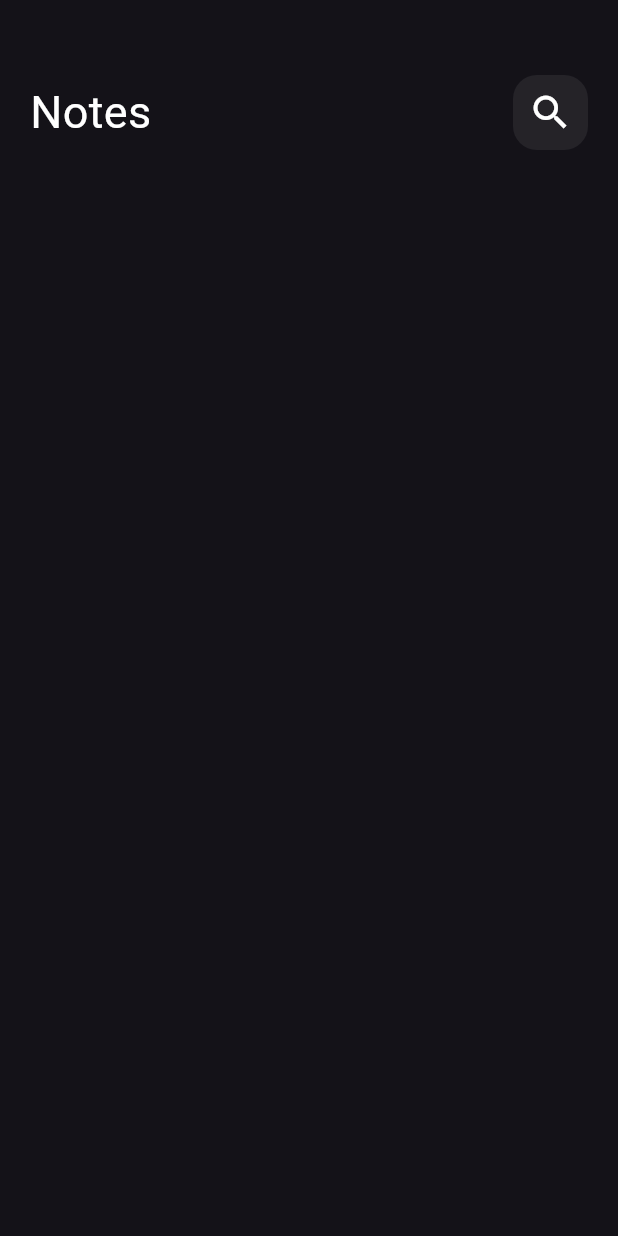
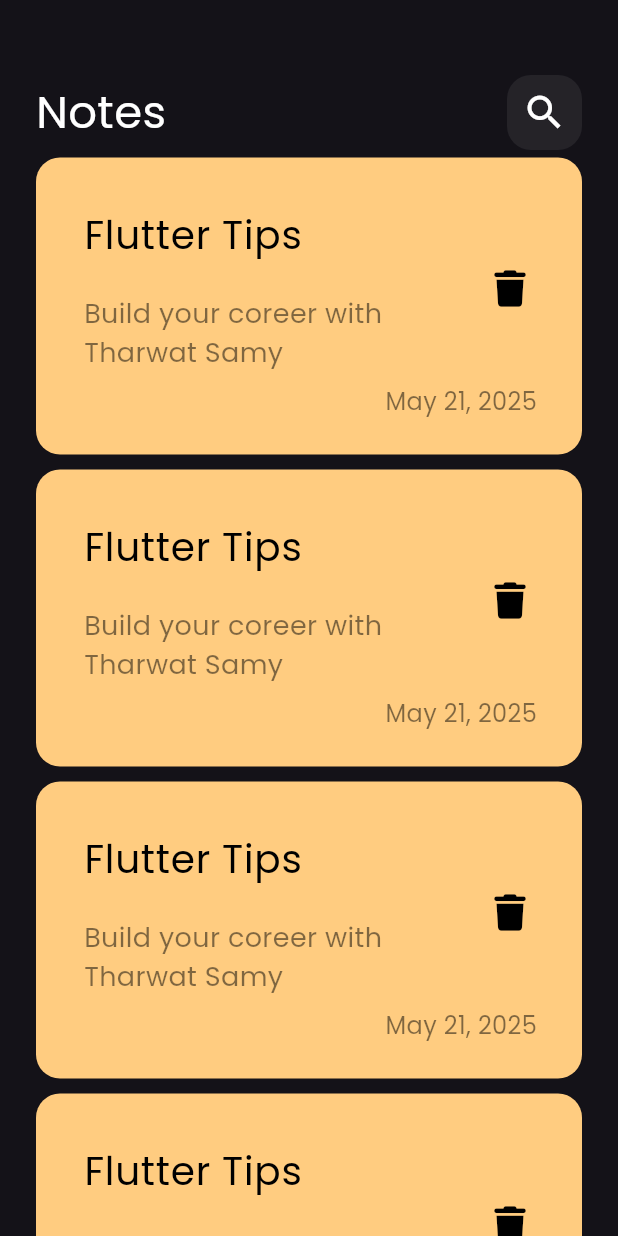
Before and after one commit to OSAMAFAHD-AFK/notes-_app, a Flutter app: the screen it shows after launch, on a phone screen of 412 x 824 dp. Run offline on Flutter 3.47's test engine with Material 3 defaults, Android fonts, the phone set to English and light mode, and no system bars; our stand-ins replace font_awesome_flutter.

Commit message:
create note item and list view of items and change notes view body

```diff
--- a/lib/main.dart
+++ b/lib/main.dart
@@ -13,6 +13,8 @@ class NotesApp extends StatelessWidget {
     return MaterialApp(
       debugShowCheckedModeBanner: false,
       theme: ThemeData(
+        fontFamily:
+            'Poppins', // هذا يجعل كل نوع الخط حق التطبيق نفسة نوع واحد
         brightness: Brightness.dark,
         // scaffoldBackgroundColor: Colors.amber, // ThemeData هذة اذا تريد تحديد الون مخصص
       ),
--- /dev/null
+++ b/lib/widgets/custom_note_item.dart
@@ -0,0 +1,57 @@
+import 'package:flutter/material.dart';
+import 'package:font_awesome_flutter/font_awesome_flutter.dart';
+
+class NoteItem extends StatelessWidget {
+  const NoteItem({super.key});
+
+  @override
+  Widget build(BuildContext context) {
+    return Container(
+      padding: EdgeInsets.only(top: 24, bottom: 24, left: 16),
+      decoration: BoxDecoration(
+        color: const Color(0xffFFCC80),
+        borderRadius: BorderRadius.circular(16),
+      ),
+      child: Column(
+        crossAxisAlignment: CrossAxisAlignment.end,
+        children: [
+          ListTile(
+            title: Text(
+              'Flutter Tips',
+              style: TextStyle(color: Colors.black, fontSize: 26),
+            ),
+
+            subtitle: Padding(
+              padding: const EdgeInsets.only(top: 20),
+              child: Text(
+                'Build your coreer with Tharwat Samy',
+                style: TextStyle(
+                  color: Colors.black.withOpacity(0.5),
+                  fontSize: 18,
+                ),
+              ),
+            ),
+            trailing: IconButton(
+              onPressed: () {},
+              icon: Icon(
+                FontAwesomeIcons.trash,
+                color: Colors.black,
+                size: 24,
+              ),
+            ),
+          ),
+          Padding(
+            padding: const EdgeInsets.only(right: 30),
+            child: Text(
+              'May 21, 2025',
+              style: TextStyle(
+                fontSize: 16,
+                color: Colors.black.withOpacity(0.5),
+              ),
+            ),
+          ),
+        ],
+      ),
+    );
+  }
+}
--- /dev/null
+++ b/lib/widgets/note_list_view.dart
@@ -0,0 +1,18 @@
+import 'package:flutter/material.dart';
+import 'package:notes_app/widgets/custom_note_item.dart';
+
+class NotesListView extends StatelessWidget {
+  const NotesListView({super.key});
+
+  @override
+  Widget build(BuildContext context) {
+    return ListView.builder(
+      itemBuilder: (context, index) {
+        return const Padding(
+          padding: EdgeInsets.symmetric(vertical: 5),
+          child: NoteItem(),
+        );
+      },
+    );
+  }
+}
--- a/lib/widgets/notes_view_body.dart
+++ b/lib/widgets/notes_view_body.dart
@@ -1,5 +1,6 @@
 import 'package:flutter/material.dart';
 import 'package:notes_app/widgets/custom_appbar.dart';
+import 'package:notes_app/widgets/note_list_view.dart';
 
 class NotesViewBody extends StatelessWidget {
   const NotesViewBody({super.key});
@@ -7,9 +8,13 @@ class NotesViewBody extends StatelessWidget {
   @override
   Widget build(BuildContext context) {
     return Padding(
-      padding: const EdgeInsets.symmetric(horizontal: 20),
+      padding: const EdgeInsets.symmetric(horizontal: 24),
       child: Column(
-        children: const [SizedBox(height: 50), CustomAppBar()],
+        children: const [
+          SizedBox(height: 50),
+          CustomAppBar(),
+          Expanded(child: NotesListView()),
+        ],
       ),
     );
   }
```
Also changed, not shown: pubspec.yaml (+7 -14 lines), assets/fonts/Poppins-Regular.ttf (added), pubspec.lock.
